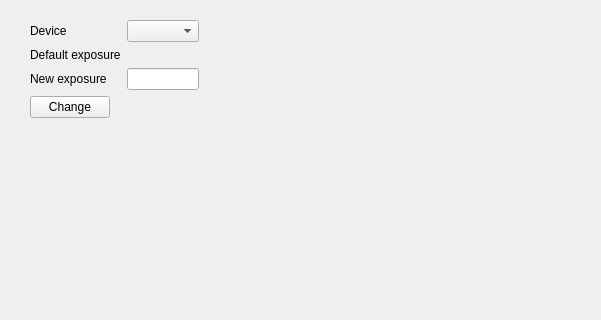
First picture: the form in src/webcam_settings.ui, repository antonioborondo/webcam_settings, before the edit; both pictures show x 0 to 601 and y 0 to 320 of the 800 by 600 pixel window.
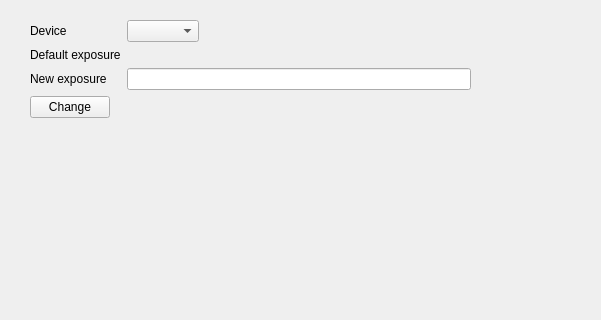
Second picture: the form after the edit.

Patch:
```diff
--- a/src/webcam_settings.ui
+++ b/src/webcam_settings.ui
@@ -19,11 +19,14 @@
      <rect>
       <x>30</x>
       <y>20</y>
-      <width>169</width>
+      <width>441</width>
       <height>108</height>
      </rect>
     </property>
     <layout class="QFormLayout" name="formLayout">
+     <property name="fieldGrowthPolicy">
+      <enum>QFormLayout::ExpandingFieldsGrow</enum>
+     </property>
      <item row="0" column="0">
       <widget class="QLabel" name="m_device_label">
        <property name="text">
```
